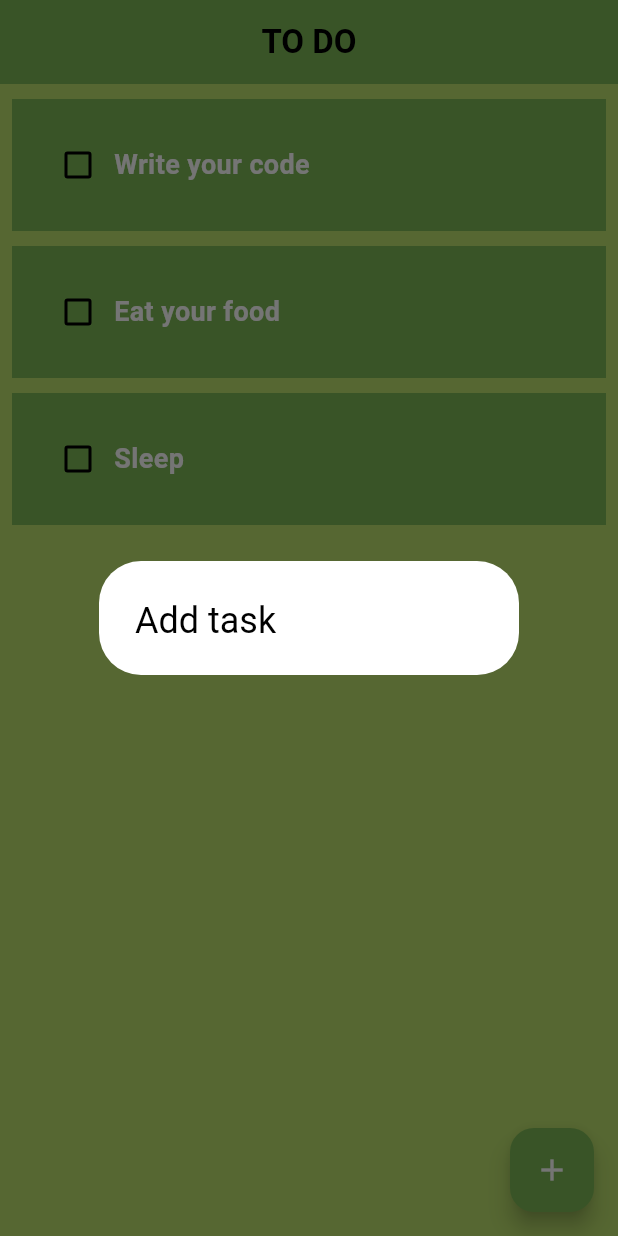
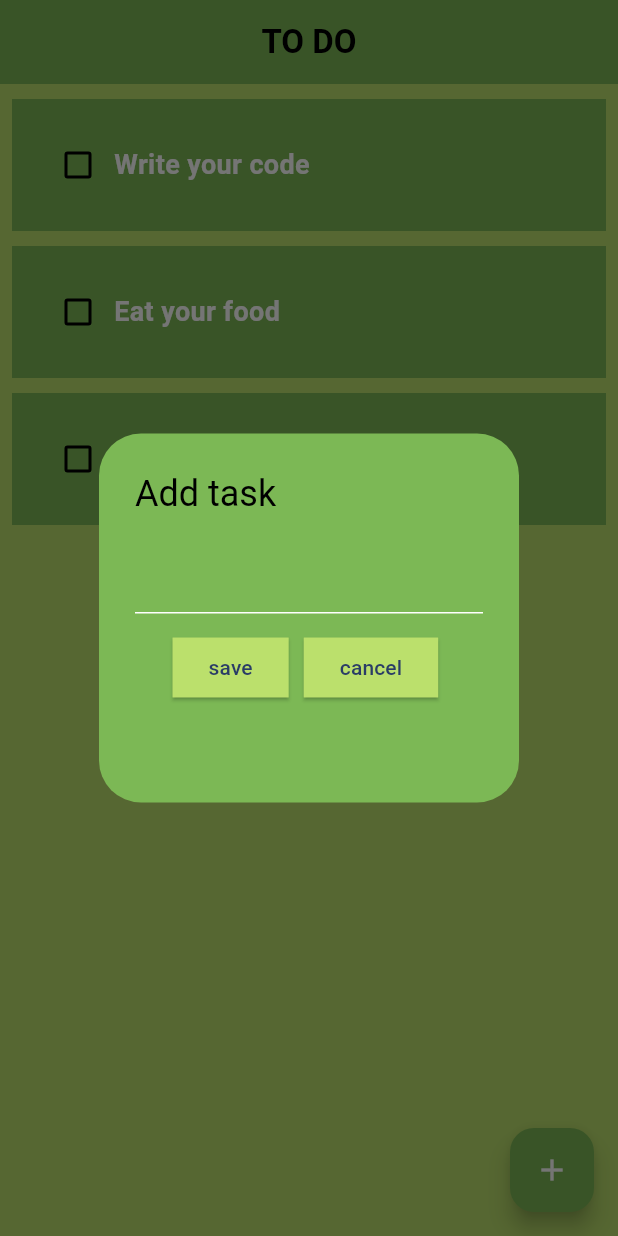
Before and after one commit to kelani-culture/color-picker, a Flutter app: the screen it shows after launch, after a tap on the "add" icon, on a phone screen of 412 x 824 dp. Run offline on Flutter 3.47's test engine with Material 3 defaults, Android fonts, the phone set to English and light mode, and no system bars.

Commit message:
handle user add task

```diff
--- a/lib/pages/home_page.dart
+++ b/lib/pages/home_page.dart
@@ -1,4 +1,5 @@
 import 'package:color_picker/pages/todolist_tile.dart';
+import 'package:color_picker/utils/alert_box.dart';
 import 'package:flutter/material.dart';
 
 class HomePage extends StatefulWidget {
@@ -9,6 +10,7 @@ class HomePage extends StatefulWidget {
 }
 
 class _HomePageState extends State<HomePage> {
+  final TextEditingController _controller = TextEditingController();
   List tasks = [
     ["Write your code", false],
     ["Eat your food", false],
@@ -25,8 +27,30 @@ class _HomePageState extends State<HomePage> {
     showDialog(
         context: context,
         builder: (BuildContext context) {
-          return const AlertDialog(title: Text("Add task"));
+          return AlertDialog(
+            backgroundColor: const Color(0xFF7cb855),
+            title: const Text("Add task"),
+            content: AlertBox(
+              onSave: saveTask,
+              onCancel: cancelTask,
+              controller: _controller,
+            ),
+          );
         });
+  }
+
+  // save user task
+  void saveTask() {
+    setState(() {
+      tasks.add([_controller.text, false]);
+      Navigator.of(context).pop();
+    });
+    _controller.clear();
+  }
+
+  // cancel user task
+  void cancelTask() {
+    Navigator.of(context).pop();
   }
 
   @override
--- /dev/null
+++ b/lib/utils/alert_box.dart
@@ -0,0 +1,54 @@
+import 'package:flutter/material.dart';
+
+class AlertBox extends StatelessWidget {
+  final TextEditingController controller;
+  VoidCallback onSave;
+  VoidCallback onCancel;
+
+  AlertBox(
+      {super.key,
+      required this.onSave,
+      required this.onCancel,
+      required this.controller});
+
+  @override
+  Widget build(BuildContext context) {
+    return SizedBox(
+      height: 150,
+      width: 1,
+      child: Column(
+        children: [
+          TextField(controller: controller),
+          Row(
+            children: [
+              // save button
+              Padding(
+                padding: const EdgeInsets.only(left: 25.0, top: 12),
+                child: ElevatedButton(
+                  onPressed: onSave,
+                  style: ElevatedButton.styleFrom(
+                      shape: const RoundedRectangleBorder(
+                          borderRadius: BorderRadius.zero),
+                      backgroundColor: Color(0xFFbbe06c)),
+                  child: const Text("save"),
+                ),
+              ),
+              // cancel button
+              Padding(
+                padding: const EdgeInsets.only(left: 10, top: 12),
+                child: ElevatedButton(
+                  onPressed: onCancel,
+                  style: ElevatedButton.styleFrom(
+                      shape: const RoundedRectangleBorder(
+                          borderRadius: BorderRadius.zero),
+                      backgroundColor: const Color(0xFFbbe06c)),
+                  child: const Text("cancel"),
+                ),
+              )
+            ],
+          )
+        ],
+      ),
+    );
+  }
+}
```
